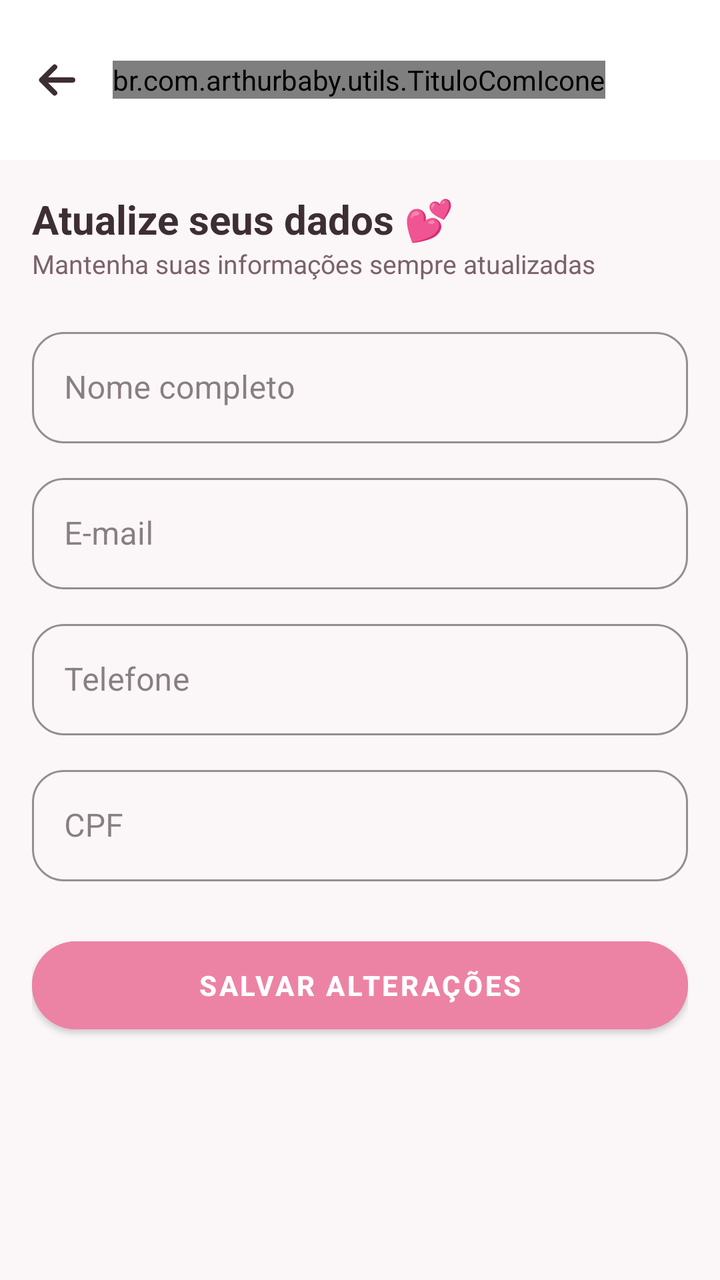
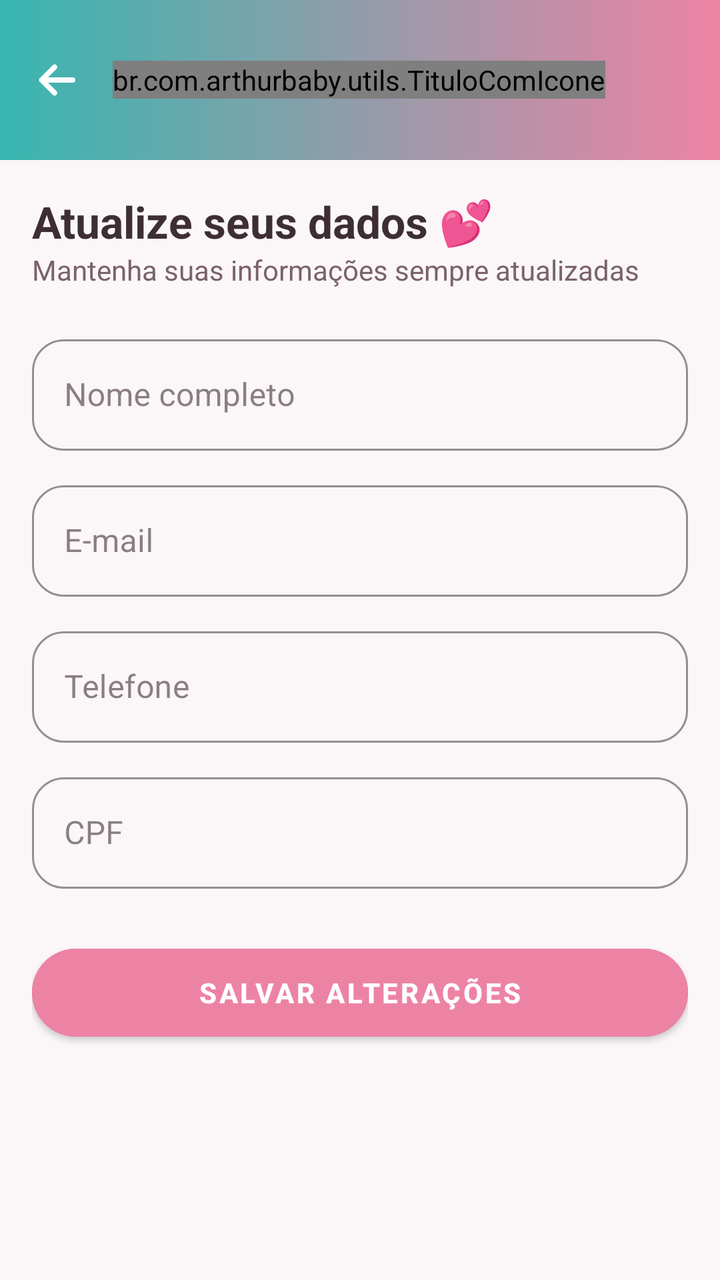

An Android layout rendered at two revisions. The XML below is the earlier revision; the diff shows what the commit changed to produce the second picture.
<!-- AndroidManifest.xml: application theme Theme.ArthurBaby -->
<!-- res/layout/activity_editar_perfil.xml -->
<?xml version="1.0" encoding="utf-8"?>
<ScrollView xmlns:android="http://schemas.android.com/apk/res/android"
    xmlns:app="http://schemas.android.com/apk/res-auto"
    android:layout_width="match_parent"
    android:layout_height="match_parent"
    android:background="@color/fundo_claro"
    android:fillViewport="true">

    <LinearLayout
        android:layout_width="match_parent"
        android:layout_height="wrap_content"
        android:orientation="vertical">

        
        <LinearLayout
            android:layout_width="match_parent"
            android:layout_height="wrap_content"
            android:orientation="horizontal"
            android:gravity="center_vertical"
            android:padding="16dp"
            android:background="@color/branco">

            <ImageButton
                android:id="@+id/btnVoltar"
                style="@style/BotaoVoltar"
                app:tint="@color/texto_primario" />

            <br.com.arthurbaby.utils.TituloComIcone
                android:layout_width="wrap_content"
                android:layout_height="wrap_content"
                android:text="Editar Perfil"
                android:textSize="20sp"
                android:textStyle="bold"
                android:textColor="@color/texto_primario"
                app:iconeTitulo="@drawable/ic_perfil" />


            <Space

                android:layout_width="0dp"

                android:layout_height="1dp"

                android:layout_weight="1" />
        </LinearLayout>

        <LinearLayout
            android:layout_width="match_parent"
            android:layout_height="wrap_content"
            android:orientation="vertical"
            android:padding="16dp">

            <TextView
                android:layout_width="wrap_content"
                android:layout_height="wrap_content"
                android:text="Atualize seus dados 💕"
                android:textColor="@color/texto_primario"
                android:textSize="20sp"
                android:textStyle="bold" />

            <TextView
                android:layout_width="wrap_content"
                android:layout_height="wrap_content"
                android:text="Mantenha suas informações sempre atualizadas"
                android:textColor="@color/cinza_medio"
                android:textSize="13sp"
                android:layout_marginBottom="20dp" />

            
            <com.google.android.material.textfield.TextInputLayout
                style="@style/Widget.MaterialComponents.TextInputLayout.OutlinedBox"
                android:layout_width="match_parent"
                android:layout_height="wrap_content"
                android:hint="Nome completo"
                app:boxStrokeColor="@color/rosa_arthur"
                app:boxCornerRadiusTopStart="16dp"
                app:boxCornerRadiusTopEnd="16dp"
                app:boxCornerRadiusBottomStart="16dp"
                app:boxCornerRadiusBottomEnd="16dp">
                <com.google.android.material.textfield.TextInputEditText
                    android:id="@+id/etNome"
                    android:layout_width="match_parent"
                    android:layout_height="wrap_content"
                    android:inputType="textPersonName" />
            </com.google.android.material.textfield.TextInputLayout>

            
            <com.google.android.material.textfield.TextInputLayout
                style="@style/Widget.MaterialComponents.TextInputLayout.OutlinedBox"
                android:layout_width="match_parent"
                android:layout_height="wrap_content"
                android:hint="E-mail"
                android:layout_marginTop="12dp"
                app:boxStrokeColor="@color/rosa_arthur"
                app:boxCornerRadiusTopStart="16dp"
                app:boxCornerRadiusTopEnd="16dp"
                app:boxCornerRadiusBottomStart="16dp"
                app:boxCornerRadiusBottomEnd="16dp">
                <com.google.android.material.textfield.TextInputEditText
                    android:id="@+id/etEmail"
                    android:layout_width="match_parent"
                    android:layout_height="wrap_content"
                    android:inputType="textEmailAddress" />
            </com.google.android.material.textfield.TextInputLayout>

            
            <com.google.android.material.textfield.TextInputLayout
                style="@style/Widget.MaterialComponents.TextInputLayout.OutlinedBox"
                android:layout_width="match_parent"
                android:layout_height="wrap_content"
                android:hint="Telefone"
                android:layout_marginTop="12dp"
                app:boxStrokeColor="@color/rosa_arthur"
                app:boxCornerRadiusTopStart="16dp"
                app:boxCornerRadiusTopEnd="16dp"
                app:boxCornerRadiusBottomStart="16dp"
                app:boxCornerRadiusBottomEnd="16dp">
                <com.google.android.material.textfield.TextInputEditText
                    android:id="@+id/etTelefone"
                    android:layout_width="match_parent"
                    android:layout_height="wrap_content"
                    android:inputType="phone"
                    android:maxLength="15" />
            </com.google.android.material.textfield.TextInputLayout>

            
            <com.google.android.material.textfield.TextInputLayout
                style="@style/Widget.MaterialComponents.TextInputLayout.OutlinedBox"
                android:layout_width="match_parent"
                android:layout_height="wrap_content"
                android:hint="CPF"
                android:layout_marginTop="12dp"
                app:boxStrokeColor="@color/rosa_arthur"
                app:boxCornerRadiusTopStart="16dp"
                app:boxCornerRadiusTopEnd="16dp"
                app:boxCornerRadiusBottomStart="16dp"
                app:boxCornerRadiusBottomEnd="16dp">
                <com.google.android.material.textfield.TextInputEditText
                    android:id="@+id/etCpf"
                    android:layout_width="match_parent"
                    android:layout_height="wrap_content"
                    android:inputType="number"
                    android:maxLength="14" />
            </com.google.android.material.textfield.TextInputLayout>

            <com.google.android.material.button.MaterialButton
                android:id="@+id/btnSalvar"
                android:layout_width="match_parent"
                android:layout_height="56dp"
                android:text="SALVAR ALTERAÇÕES"
                android:textColor="@color/branco"
                android:textStyle="bold"
                android:backgroundTint="@color/rosa_arthur"
                app:cornerRadius="28dp"
                android:layout_marginTop="24dp"
                android:layout_marginBottom="24dp" />

        </LinearLayout>
    </LinearLayout>
</ScrollView>
<!-- resources referenced by this layout -->
<resources>
  <color name="branco">#FFFFFF</color>
  <color name="cinza_medio">#7A626B</color>
  <color name="fundo_claro">#FBF6F8</color>
  <color name="rosa_arthur">#ED83A4</color>
  <color name="texto_primario">#3D2E34</color>
  <!-- drawable ic_perfil (drawable) -->
  <vector xmlns:android="http://schemas.android.com/apk/res/android"
      android:width="24dp"
      android:height="24dp"
      android:viewportWidth="24"
      android:viewportHeight="24">
      <path
          android:fillColor="#FF000000"
          android:pathData="M12,12c2.21,0 4,-1.79 4,-4s-1.79,-4 -4,-4 -4,1.79 -4,4 1.79,4 4,4zM12,14c-2.67,0 -8,1.34 -8,4v2h16v-2c0,-2.66 -5.33,-4 -8,-4z"/>
  </vector>
  <style name="BotaoVoltar">
          <item name="android:layout_width">48dp</item>
          <item name="android:layout_height">48dp</item>
          <item name="android:layout_marginStart">-12dp</item>
          <item name="android:layout_marginEnd">4dp</item>
          <item name="android:padding">12dp</item>
          <item name="android:scaleType">fitCenter</item>
          <item name="android:src">@drawable/ic_voltar</item>
          <item name="tint">@color/texto_primario</item>
          <item name="android:background">?attr/selectableItemBackgroundBorderless</item>
          <item name="android:contentDescription">Voltar</item>
          <item name="android:tooltipText">Voltar</item>
      </style>
  <style name="Theme.ArthurBaby" parent="Theme.MaterialComponents.DayNight.NoActionBar">
          <item name="colorPrimary">@color/verde_arthur</item>
          <item name="colorPrimaryVariant">@color/verde_escuro</item>
          <item name="colorOnPrimary">@color/branco</item>
          <item name="colorSecondary">@color/rosa_arthur</item>
          <item name="colorSecondaryVariant">@color/rosa_escuro</item>
          <item name="colorOnSecondary">@color/branco</item>
          <item name="android:statusBarColor">@color/verde_arthur</item>
          <item name="android:windowBackground">@color/fundo_claro</item>
          <item name="android:navigationBarColor">@color/branco</item>
          <item name="colorSurface">@color/branco</item>
          <item name="colorOnSurface">@color/texto_primario</item>
  
          
          <item name="android:windowLightStatusBar">false</item>
          <item name="android:windowLightNavigationBar">true</item>
      </style>
  <!-- drawable ic_voltar (drawable) -->
  <?xml version="1.0" encoding="utf-8"?>
  <vector xmlns:android="http://schemas.android.com/apk/res/android"
      android:width="24dp"
      android:height="24dp"
      android:viewportWidth="24"
      android:viewportHeight="24">
      <path
          android:pathData="M20,12H4.5M11,5.5L4.5,12L11,18.5"
          android:strokeColor="#FF000000"
          android:strokeWidth="2.6"
          android:strokeLineCap="round"
          android:strokeLineJoin="round" />
  </vector>
  <color name="verde_arthur">#37B6B0</color>
  <color name="verde_escuro">#2A8F8A</color>
  <color name="rosa_escuro">#D56586</color>
</resources>

<!-- the commit's change to res/layout/activity_editar_perfil.xml (unified diff, before → after) -->
@@ -18,21 +18,22 @@
             android:orientation="horizontal"
             android:gravity="center_vertical"
             android:padding="16dp"
-            android:background="@color/branco">
+            android:background="@drawable/bg_gradiente_header">
 
             <ImageButton
                 android:id="@+id/btnVoltar"
                 style="@style/BotaoVoltar"
-                app:tint="@color/texto_primario" />
+                app:tint="@color/branco" />
 
             <br.com.arthurbaby.utils.TituloComIcone
                 android:layout_width="wrap_content"
                 android:layout_height="wrap_content"
-                android:text="Editar Perfil"
-                android:textSize="20sp"
+                android:text="@string/editar_perfil"
+                android:textSize="@dimen/texto_subtitulo"
                 android:textStyle="bold"
-                android:textColor="@color/texto_primario"
-                app:iconeTitulo="@drawable/ic_perfil" />
+                android:textColor="@color/branco"
+                app:iconeTitulo="@drawable/ic_perfil"
+            app:iconeClaro="true" />
 
 
             <Space
@@ -53,17 +54,17 @@
             <TextView
                 android:layout_width="wrap_content"
                 android:layout_height="wrap_content"
-                android:text="Atualize seus dados 💕"
+                android:text="@string/atualize_seus_dados"
                 android:textColor="@color/texto_primario"
-                android:textSize="20sp"
+                android:textSize="@dimen/texto_titulo"
                 android:textStyle="bold" />
 
             <TextView
                 android:layout_width="wrap_content"
                 android:layout_height="wrap_content"
-                android:text="Mantenha suas informações sempre atualizadas"
+                android:text="@string/mantenha_suas_informacoes_sempre_atualiz"
                 android:textColor="@color/cinza_medio"
-                android:textSize="13sp"
+                android:textSize="@dimen/texto_corpo"
                 android:layout_marginBottom="20dp" />
 
             
@@ -71,7 +72,7 @@
                 style="@style/Widget.MaterialComponents.TextInputLayout.OutlinedBox"
                 android:layout_width="match_parent"
                 android:layout_height="wrap_content"
-                android:hint="Nome completo"
+                android:hint="@string/nome_completo"
                 app:boxStrokeColor="@color/rosa_arthur"
                 app:boxCornerRadiusTopStart="16dp"
                 app:boxCornerRadiusTopEnd="16dp"
@@ -89,7 +90,7 @@
                 style="@style/Widget.MaterialComponents.TextInputLayout.OutlinedBox"
                 android:layout_width="match_parent"
                 android:layout_height="wrap_content"
-                android:hint="E-mail"
+                android:hint="@string/e_mail"
                 android:layout_marginTop="12dp"
                 app:boxStrokeColor="@color/rosa_arthur"
                 app:boxCornerRadiusTopStart="16dp"
@@ -108,7 +109,7 @@
                 style="@style/Widget.MaterialComponents.TextInputLayout.OutlinedBox"
                 android:layout_width="match_parent"
                 android:layout_height="wrap_content"
-                android:hint="Telefone"
+                android:hint="@string/telefone"
                 android:layout_marginTop="12dp"
                 app:boxStrokeColor="@color/rosa_arthur"
                 app:boxCornerRadiusTopStart="16dp"
@@ -128,7 +129,7 @@
                 style="@style/Widget.MaterialComponents.TextInputLayout.OutlinedBox"
                 android:layout_width="match_parent"
                 android:layout_height="wrap_content"
-                android:hint="CPF"
+                android:hint="@string/cpf"
                 android:layout_marginTop="12dp"
                 app:boxStrokeColor="@color/rosa_arthur"
                 app:boxCornerRadiusTopStart="16dp"
@@ -147,7 +148,7 @@
                 android:id="@+id/btnSalvar"
                 android:layout_width="match_parent"
                 android:layout_height="56dp"
-                android:text="SALVAR ALTERAÇÕES"
+                android:text="@string/salvar_alteracoes"
                 android:textColor="@color/branco"
                 android:textStyle="bold"
                 android:backgroundTint="@color/rosa_arthur"
<!-- resource entries referenced after the edit -->
@@ -5,6 +5,19 @@
   <color name="fundo_claro">#FBF6F8</color>
   <color name="rosa_arthur">#ED83A4</color>
   <color name="texto_primario">#3D2E34</color>
+  <dimen name="texto_corpo">14sp</dimen>
+  <dimen name="texto_subtitulo">18sp</dimen>
+  <dimen name="texto_titulo">22sp</dimen>
+  <!-- drawable bg_gradiente_header (drawable) -->
+  <?xml version="1.0" encoding="utf-8"?>
+  <shape xmlns:android="http://schemas.android.com/apk/res/android"
+      android:shape="rectangle">
+      <gradient
+          android:startColor="@color/verde_arthur"
+          android:endColor="@color/rosa_arthur"
+          android:angle="0"
+          android:type="linear" />
+  </shape>
   <!-- drawable ic_perfil (drawable) -->
   <vector xmlns:android="http://schemas.android.com/apk/res/android"
       android:width="24dp"
@@ -15,6 +28,14 @@
           android:fillColor="#FF000000"
           android:pathData="M12,12c2.21,0 4,-1.79 4,-4s-1.79,-4 -4,-4 -4,1.79 -4,4 1.79,4 4,4zM12,14c-2.67,0 -8,1.34 -8,4v2h16v-2c0,-2.66 -5.33,-4 -8,-4z"/>
   </vector>
+  <string name="atualize_seus_dados">Atualize seus dados 💕</string>
+  <string name="cpf">CPF</string>
+  <string name="e_mail">E-mail</string>
+  <string name="editar_perfil">Editar Perfil</string>
+  <string name="mantenha_suas_informacoes_sempre_atualiz">Mantenha suas informações sempre atualizadas</string>
+  <string name="nome_completo">Nome completo</string>
+  <string name="salvar_alteracoes">SALVAR ALTERAÇÕES</string>
+  <string name="telefone">Telefone</string>
   <style name="BotaoVoltar">
           <item name="android:layout_width">48dp</item>
           <item name="android:layout_height">48dp</item>
